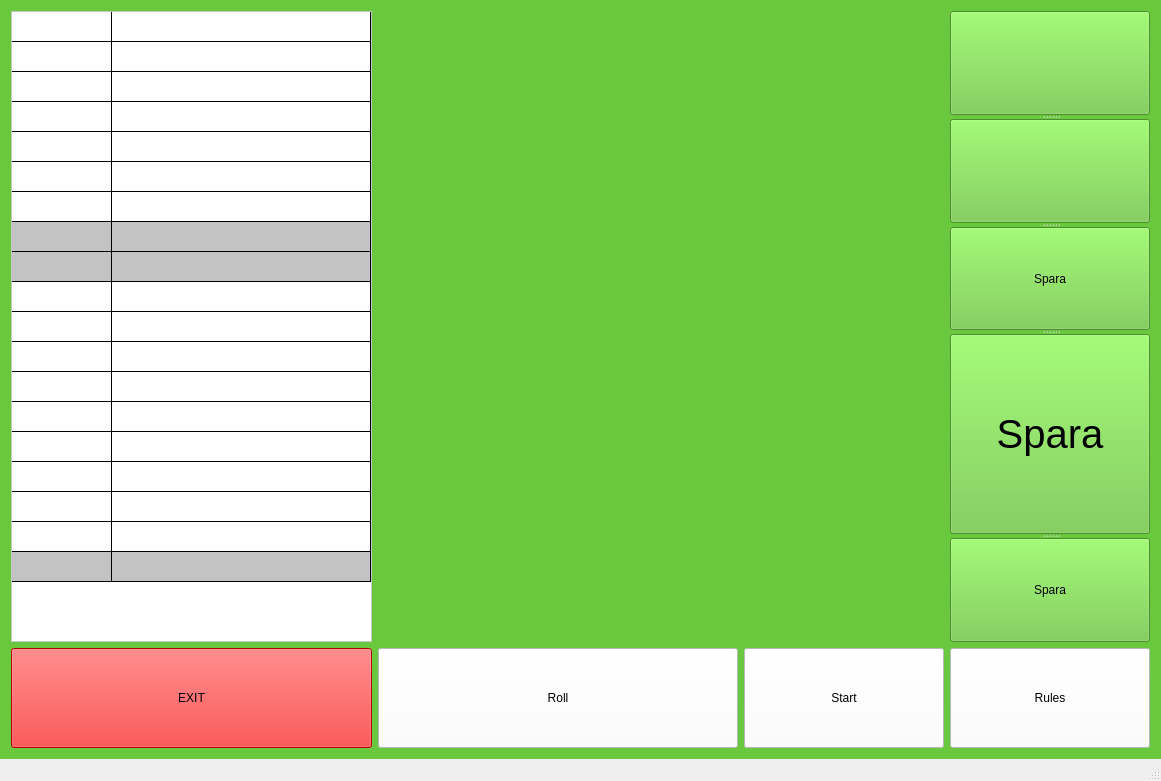
This is Yatzy/Yatzy/mainwindow.ui in GUI-Programmering-Yatzy-Juli/Yatzy as Qt 5 draws it before an edit. The edited form follows.
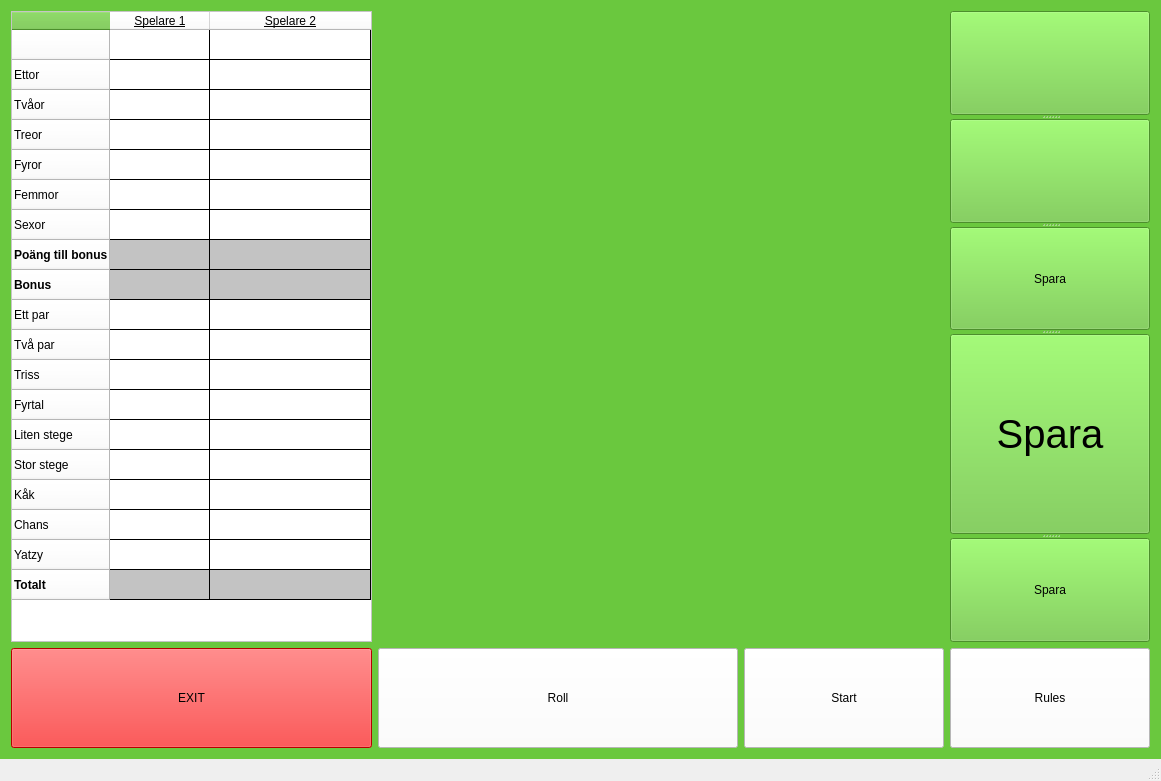
This is the edited form.

Diff of the .ui file:
```diff
--- a/Yatzy/Yatzy/mainwindow.ui
+++ b/Yatzy/Yatzy/mainwindow.ui
@@ -242,7 +242,7 @@
        <number>2</number>
       </property>
       <attribute name="horizontalHeaderVisible">
-       <bool>false</bool>
+       <bool>true</bool>
       </attribute>
       <attribute name="horizontalHeaderCascadingSectionResizes">
        <bool>false</bool>
@@ -260,7 +260,7 @@
        <bool>true</bool>
       </attribute>
       <attribute name="verticalHeaderVisible">
-       <bool>false</bool>
+       <bool>true</bool>
       </attribute>
       <attribute name="verticalHeaderCascadingSectionResizes">
        <bool>true</bool>
```
Left out of the diff: 526 changed lines with no effect on the pictures.
